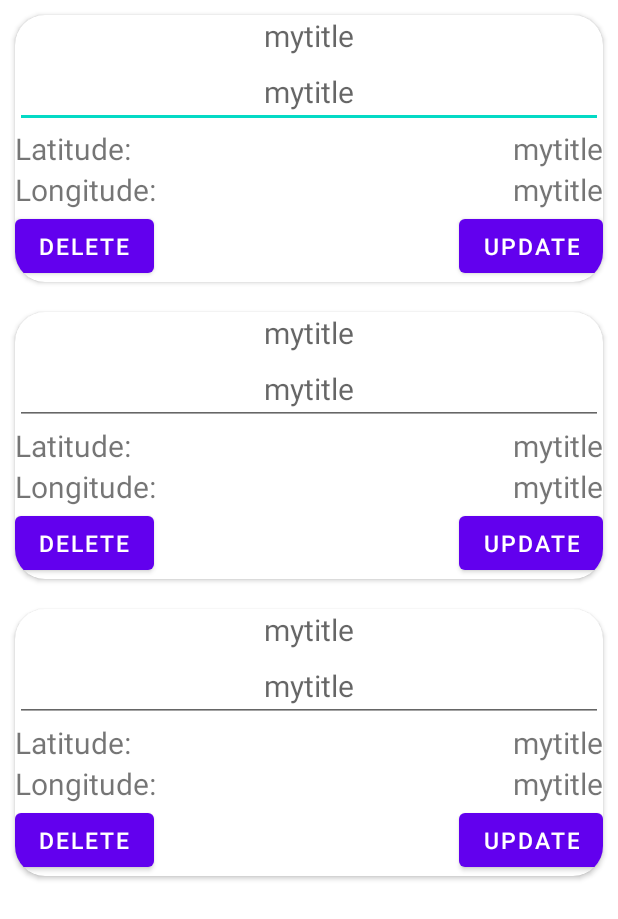
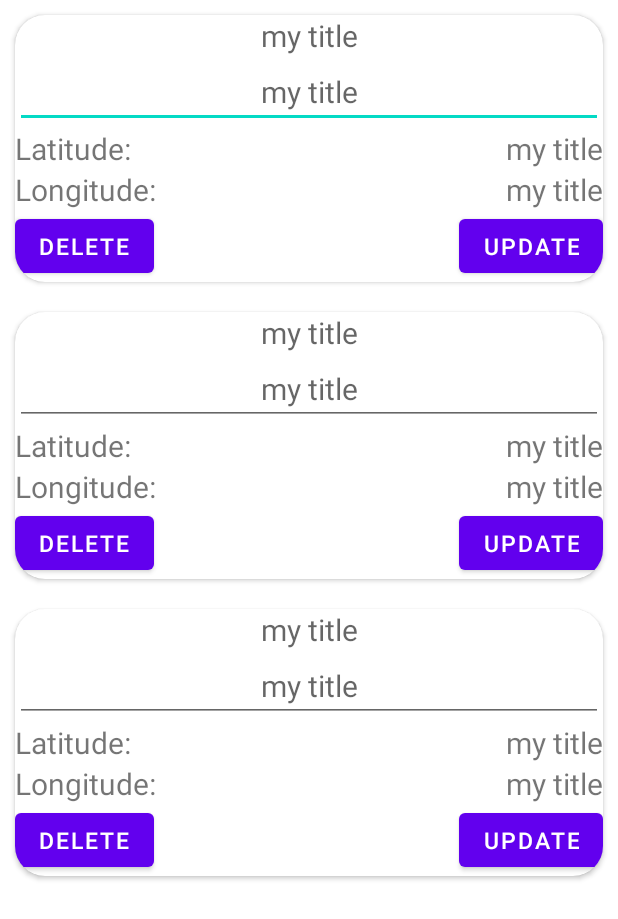
Before and after one commit to razduevmaksim/AppWithGeolocation, an Android app: the layout fragment_list.xml on its own in the app's theme, with its tools: preview values and no code run, on a phone screen of 412 x 824 dp. Shown: the top 919 px of the screen. Run offline under Robolectric (Android 15) with nearby library versions, the phone set to English and light mode, and no system bars.

```diff
--- a/app/src/main/java/com/example/geolocation/adapter/GeolocationAdapter.kt
+++ b/app/src/main/java/com/example/geolocation/adapter/GeolocationAdapter.kt
@@ -25,7 +25,7 @@ class GeolocationAdapter : RecyclerView.Adapter<GeolocationAdapter.GeolocationVi
 
     override fun onBindViewHolder(holder: GeolocationViewHolder, position: Int) {
         holder.itemView.item_title.text = listGeolocation[position].title
-        holder.itemView.item_lattitude_value.text = listGeolocation[position].latitude
+        holder.itemView.item_latitude_value.text = listGeolocation[position].latitude
         holder.itemView.item_longitude_value.text = listGeolocation[position].longitude
         holder.itemView.button_delete.setOnClickListener{
             val id = listGeolocation[position].id
--- a/app/src/main/res/layout/activity_main.xml
+++ b/app/src/main/res/layout/activity_main.xml
@@ -28,6 +28,7 @@
         app:layout_constraintLeft_toLeftOf="parent"
         app:layout_constraintRight_toRightOf="parent"
         app:layout_constraintTop_toTopOf="parent"
-        app:navGraph="@navigation/mobile_navigation" />
+        app:navGraph="@navigation/mobile_navigation"
+        tools:ignore="FragmentTagUsage" />
 
 </androidx.constraintlayout.widget.ConstraintLayout>
--- a/app/src/main/res/layout/activity_notification.xml
+++ b/app/src/main/res/layout/activity_notification.xml
@@ -1,6 +1,5 @@
 <?xml version="1.0" encoding="utf-8"?>
-<fragment xmlns:android="http://schemas.android.com/apk/res/android"
-    xmlns:map="http://schemas.android.com/apk/res-auto"
+<androidx.fragment.app.FragmentContainerView xmlns:android="http://schemas.android.com/apk/res/android"
     xmlns:tools="http://schemas.android.com/tools"
     android:id="@+id/mapNotification"
     android:name="com.google.android.gms.maps.SupportMapFragment"
--- a/app/src/main/res/layout/fragment_map.xml
+++ b/app/src/main/res/layout/fragment_map.xml
@@ -25,6 +25,7 @@
         android:src="@drawable/ic_baseline_add_24"
         app:layout_constraintBottom_toBottomOf="parent"
         app:layout_constraintEnd_toEndOf="parent"
-        android:layout_marginBottom="70dp"/>
+        android:layout_marginBottom="70dp"
+        android:contentDescription="@string/add_point" />
 
 </androidx.constraintlayout.widget.ConstraintLayout>
--- a/app/src/main/res/layout/item_layout.xml
+++ b/app/src/main/res/layout/item_layout.xml
@@ -14,8 +14,8 @@
             android:layout_width="match_parent"
             android:layout_height="wrap_content"
             android:gravity="center"
-            android:hint="mytitle"
-            android:textSize="20dp"
+            android:hint="@string/my_title"
+            android:textSize="20sp"
             app:layout_constraintEnd_toEndOf="parent"
             app:layout_constraintStart_toStartOf="parent"
             app:layout_constraintTop_toTopOf="parent" />
@@ -24,30 +24,32 @@
             android:layout_width="match_parent"
             android:layout_height="wrap_content"
             android:gravity="center"
-            android:hint="mytitle"
-            android:textSize="20dp"
+            android:hint="@string/my_title"
+            android:textSize="20sp"
             app:layout_constraintEnd_toEndOf="parent"
             app:layout_constraintStart_toStartOf="parent"
-            app:layout_constraintTop_toBottomOf="@id/item_title" />
+            app:layout_constraintTop_toBottomOf="@id/item_title"
+            android:inputType="text"
+            android:autofillHints="title" />
 
         <TextView
-            android:id="@+id/item_lattitude"
+            android:id="@+id/item_latitude"
             android:layout_width="wrap_content"
             android:layout_height="wrap_content"
-            android:text="Latitude:"
-            android:textSize="20dp"
+            android:text="@string/latitude"
+            android:textSize="20sp"
             android:layout_gravity="center"
             app:layout_constraintLeft_toLeftOf="parent"
             app:layout_constraintTop_toBottomOf="@id/item_title_edit_text"
             />
 
         <TextView
-            android:id="@+id/item_lattitude_value"
+            android:id="@+id/item_latitude_value"
             android:layout_width="wrap_content"
             android:layout_height="wrap_content"
             android:layout_gravity="center"
-            android:text="mytitle"
-            android:textSize="20dp"
+            android:text="@string/my_title"
+            android:textSize="20sp"
             app:layout_constraintRight_toRightOf="parent"
             app:layout_constraintTop_toBottomOf="@id/item_title_edit_text"
 
@@ -56,10 +58,10 @@
             android:id="@+id/item_longitude"
             android:layout_width="wrap_content"
             android:layout_height="wrap_content"
-            android:text="Longitude:"
-            android:textSize="20dp"
+            android:text="@string/longitude"
+            android:textSize="20sp"
             android:layout_gravity="center"
-            app:layout_constraintTop_toBottomOf="@id/item_lattitude"
+            app:layout_constraintTop_toBottomOf="@id/item_latitude"
             app:layout_constraintLeft_toLeftOf="parent"
             />
 
@@ -68,17 +70,17 @@
             android:layout_width="wrap_content"
             android:layout_height="wrap_content"
             android:layout_gravity="center"
-            android:text="mytitle"
-            android:textSize="20dp"
-            app:layout_constraintTop_toBottomOf="@id/item_lattitude_value"
+            android:text="@string/my_title"
+            android:textSize="20sp"
+            app:layout_constraintTop_toBottomOf="@id/item_latitude_value"
             app:layout_constraintRight_toRightOf="parent"
             />
         <Button
             android:id="@+id/button_delete"
             android:layout_width="wrap_content"
             android:layout_height="wrap_content"
-            android:textSize="15dp"
-            android:text="Delete"
+            android:textSize="15sp"
+            android:text="@string/delete"
             app:layout_constraintTop_toBottomOf="@id/item_longitude"
             app:layout_constraintBottom_toBottomOf="parent"
             app:layout_constraintLeft_toLeftOf="parent"
@@ -88,8 +90,8 @@
             android:id="@+id/button_update"
             android:layout_width="wrap_content"
             android:layout_height="wrap_content"
-            android:text="Update"
-            android:textSize="15dp"
+            android:text="@string/update"
+            android:textSize="15sp"
             app:layout_constraintBottom_toBottomOf="parent"
             app:layout_constraintEnd_toEndOf="parent"
             app:layout_constraintTop_toBottomOf="@id/item_longitude" />
--- a/app/src/main/res/values/strings.xml
+++ b/app/src/main/res/values/strings.xml
@@ -3,4 +3,16 @@
     <string name="title_map">Map</string>
     <string name="title_list">List</string>
     <string name="title_settings">Settings</string>
+    <string name="add_point">addPoint</string>
+    <string name="sample_rate_title">Sample rate</string>
+    <string name="sample_rate_description">Accuracy of the geolocation tracking service (minutes)</string>
+    <string name="sample_rate_value">1</string>
+    <string name="accuracy">Accuracy</string>
+    <string name="accuracy_description">Survey frequency of the geolocation tracking service (metres)</string>
+    <string name="accuracy_value">10</string>
+    <string name="my_title">my title</string>
+    <string name="latitude">Latitude:</string>
+    <string name="longitude">Longitude:</string>
+    <string name="delete">Delete</string>
+    <string name="update">Update</string>
 </resources>
```
Also changed, not shown: app/src/main/res/layout/fragment_settings.xml (+10 -10 lines).
